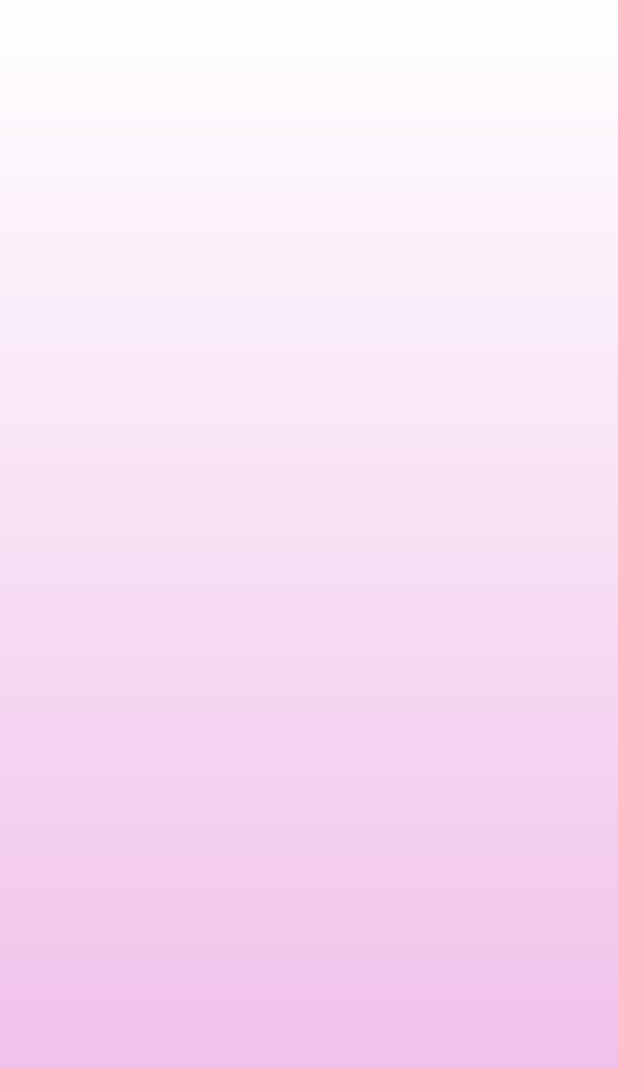
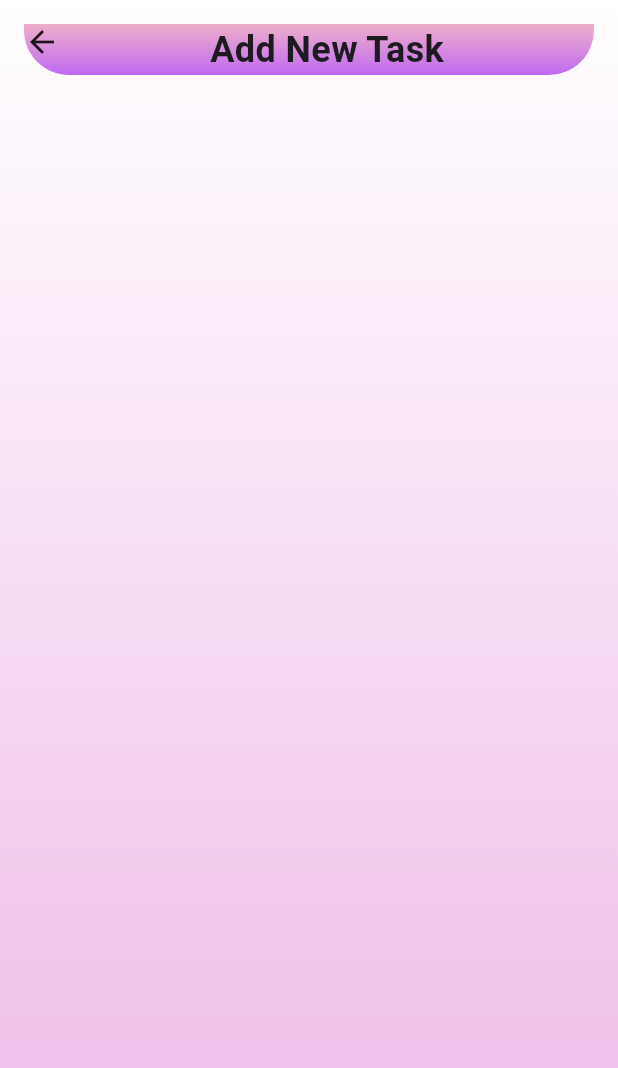
Before and after one commit to rotullima/todolist, a Flutter app: the screen it shows after launch, on a phone screen of 412 x 824 dp. Shown: the top 1068 px of the screen. Run offline on Flutter 3.47's test engine with Material 3 defaults, Android fonts, the phone set to English and light mode, and no system bars; our stand-ins replace syncfusion_flutter_calendar.

Commit message:
edit by selly

```diff
--- a/lib/screens/create_task_screen.dart
+++ b/lib/screens/create_task_screen.dart
@@ -37,6 +37,27 @@ class CreateTaskScreen extends StatelessWidget {
                     bottomRight: Radius.circular(30),
                   ),
                 ),
+                child: Row(
+                  mainAxisAlignment: MainAxisAlignment.spaceBetween,
+                  crossAxisAlignment: CrossAxisAlignment.start,
+                  children: [
+                    const Icon(Icons.arrow_back),
+                    Expanded(
+                      child: Column(
+                        crossAxisAlignment: CrossAxisAlignment.center,
+                        children: const[
+                          Text(
+                            'Add New Task',
+                            style: TextStyle(
+                              fontSize: 24,
+                              fontWeight: FontWeight.w700,
+                            ),
+                          ),
+                        ],
+                      )
+                      )
+                  ],
+                ),
               ),
             ],
           ),
```
